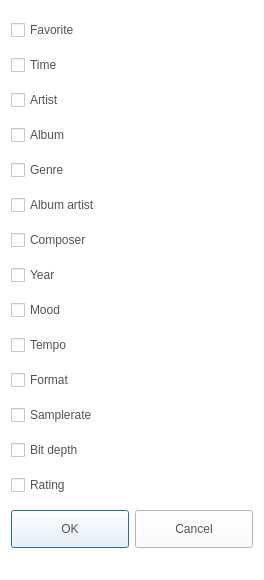
Old version of the form CaX/dialog/setcolumndialog.ui in the repository fsest4u/CaX_03.
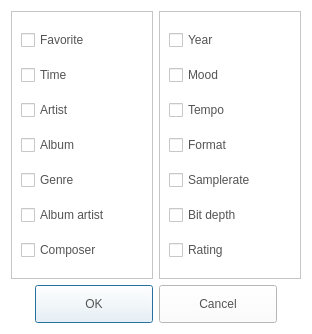
New version of the form. Icons and pictures are not drawn.

Commit message: [music db] list mode에서 column 변경하는 UI 두줄로 수정

```diff
--- a/CaX/dialog/setcolumndialog.ui
+++ b/CaX/dialog/setcolumndialog.ui
@@ -6,8 +6,8 @@
    <rect>
     <x>0</x>
     <y>0</y>
-    <width>244</width>
-    <height>580</height>
+    <width>312</width>
+    <height>334</height>
    </rect>
   </property>
   <property name="windowTitle">
@@ -34,28 +34,20 @@
 	background-color: rgb(255, 255, 255);
 }</string>
   </property>
-  <layout class="QGridLayout" name="gridLayout">
-   <property name="verticalSpacing">
-    <number>6</number>
-   </property>
-   <item row="10" column="0">
-    <widget class="QCheckBox" name="cbFormat">
-     <property name="text">
-      <string>Format</string>
+  <layout class="QGridLayout" name="gridLayout_2">
+   <item row="0" column="0">
+    <widget class="QFrame" name="frame">
+     <property name="frameShape">
+      <enum>QFrame::StyledPanel</enum>
+     </property>
+     <property name="frameShadow">
+      <enum>QFrame::Raised</enum>
      </property>
-    </widget>
-   </item>
-   <item row="13" column="0">
-    <widget class="QCheckBox" name="cbRating">
+     <layout class="QGridLayout" name="gridLayout_3">
+      <item row="0" column="0">
+       <widget class="QCheckBox" name="cbFavorite">
      <property name="text">
-      <string>Rating</string>
-     </property>
-    </widget>
-   </item>
-   <item row="4" column="0">
-    <widget class="QCheckBox" name="cbGenre">
-     <property name="text">
-      <string>Genre</string>
+         <string>Favorite</string>
      </property>
     </widget>
    </item>
@@ -66,6 +58,13 @@
      </property>
     </widget>
    </item>
+      <item row="2" column="0">
+       <widget class="QCheckBox" name="cbArtist">
+        <property name="text">
+         <string>Artist</string>
+        </property>
+       </widget>
+      </item>
    <item row="3" column="0">
     <widget class="QCheckBox" name="cbAlbum">
      <property name="text">
@@ -73,28 +72,92 @@
      </property>
     </widget>
    </item>
-   <item row="9" column="0">
+      <item row="4" column="0">
+       <widget class="QCheckBox" name="cbGenre">
+        <property name="text">
+         <string>Genre</string>
+        </property>
+       </widget>
+      </item>
+      <item row="5" column="0">
+       <widget class="QCheckBox" name="cbAlbumArtist">
+        <property name="text">
+         <string>Album artist</string>
+        </property>
+       </widget>
+      </item>
+      <item row="6" column="0">
+       <widget class="QCheckBox" name="cbComposer">
+        <property name="text">
+         <string>Composer</string>
+        </property>
+       </widget>
+      </item>
+     </layout>
+    </widget>
+   </item>
+   <item row="0" column="1">
+    <widget class="QFrame" name="frame_2">
+     <property name="frameShape">
+      <enum>QFrame::StyledPanel</enum>
+     </property>
+     <property name="frameShadow">
+      <enum>QFrame::Raised</enum>
+     </property>
+     <layout class="QGridLayout" name="gridLayout">
+      <item row="0" column="0">
+       <widget class="QCheckBox" name="cbYear">
+        <property name="text">
+         <string>Year</string>
+        </property>
+       </widget>
+      </item>
+      <item row="1" column="0">
+       <widget class="QCheckBox" name="cbMood">
+        <property name="text">
+         <string>Mood</string>
+        </property>
+       </widget>
+      </item>
+      <item row="2" column="0">
     <widget class="QCheckBox" name="cbTempo">
      <property name="text">
       <string>Tempo</string>
      </property>
     </widget>
    </item>
-   <item row="2" column="0">
-    <widget class="QCheckBox" name="cbArtist">
+      <item row="3" column="0">
+       <widget class="QCheckBox" name="cbFormat">
      <property name="text">
-      <string>Artist</string>
+         <string>Format</string>
      </property>
     </widget>
    </item>
-   <item row="12" column="0">
+      <item row="4" column="0">
+       <widget class="QCheckBox" name="cbSampleRate">
+        <property name="text">
+         <string>Samplerate</string>
+        </property>
+       </widget>
+      </item>
+      <item row="5" column="0">
     <widget class="QCheckBox" name="cbBitDepth">
      <property name="text">
       <string>Bit depth</string>
      </property>
     </widget>
    </item>
-   <item row="14" column="0">
+      <item row="6" column="0">
+       <widget class="QCheckBox" name="cbRating">
+        <property name="text">
+         <string>Rating</string>
+        </property>
+       </widget>
+      </item>
+     </layout>
+    </widget>
+   </item>
+   <item row="1" column="0" colspan="2">
     <widget class="QDialogButtonBox" name="buttonBox">
      <property name="minimumSize">
       <size>
@@ -125,47 +188,8 @@
      <property name="standardButtons">
       <set>QDialogButtonBox::Cancel|QDialogButtonBox::Ok</set>
      </property>
-    </widget>
-   </item>
-   <item row="5" column="0">
-    <widget class="QCheckBox" name="cbAlbumArtist">
-     <property name="text">
-      <string>Album artist</string>
-     </property>
-    </widget>
-   </item>
-   <item row="11" column="0">
-    <widget class="QCheckBox" name="cbSampleRate">
-     <property name="text">
-      <string>Samplerate</string>
-     </property>
-    </widget>
-   </item>
-   <item row="0" column="0">
-    <widget class="QCheckBox" name="cbFavorite">
-     <property name="text">
-      <string>Favorite</string>
-     </property>
-    </widget>
-   </item>
-   <item row="6" column="0">
-    <widget class="QCheckBox" name="cbComposer">
-     <property name="text">
-      <string>Composer</string>
-     </property>
-    </widget>
-   </item>
-   <item row="8" column="0">
-    <widget class="QCheckBox" name="cbMood">
-     <property name="text">
-      <string>Mood</string>
-     </property>
-    </widget>
-   </item>
-   <item row="7" column="0">
-    <widget class="QCheckBox" name="cbYear">
-     <property name="text">
-      <string>Year</string>
+     <property name="centerButtons">
+      <bool>true</bool>
      </property>
     </widget>
    </item>
```
Lines whose indentation alone changed are shown as unchanged.
